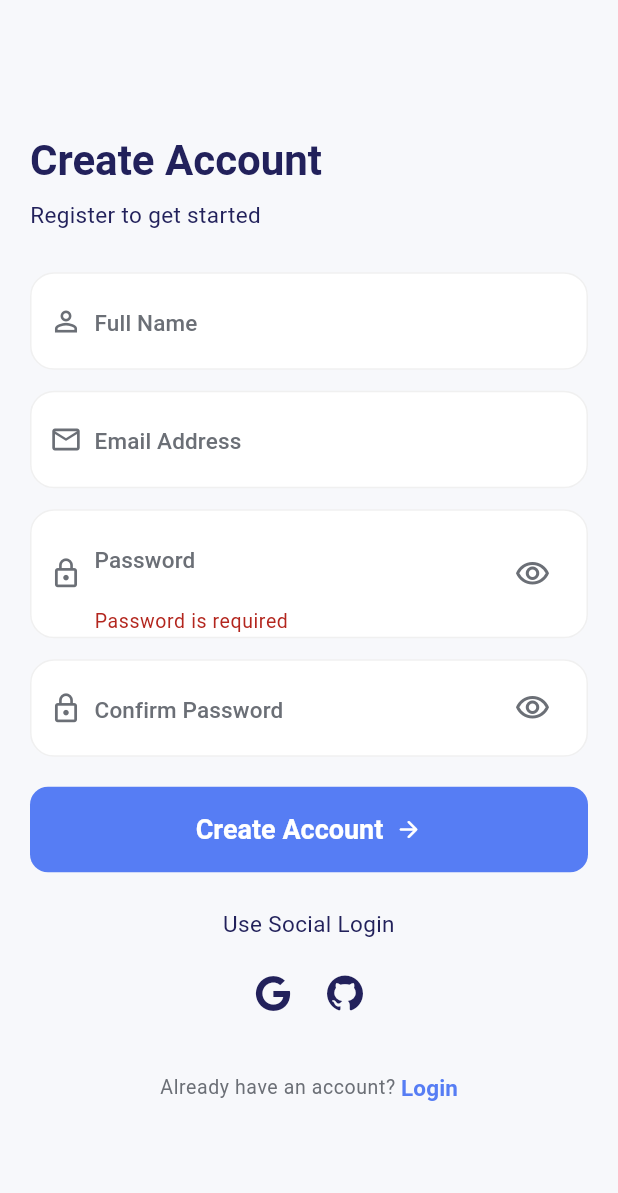
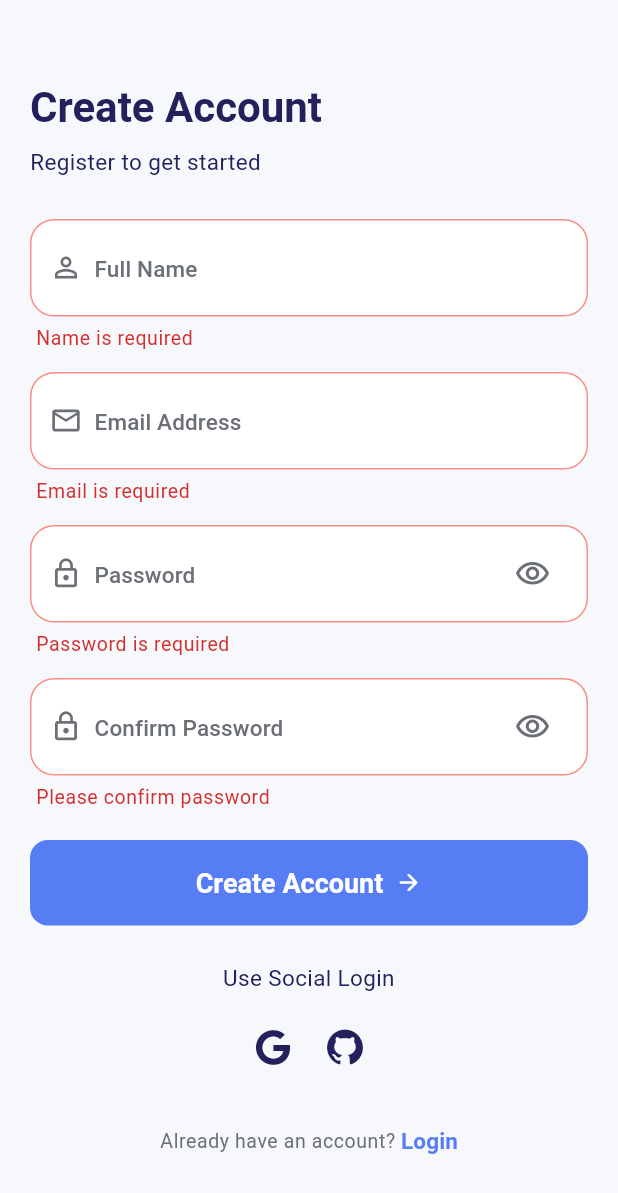
Before and after one commit to Alfian57/file-pod, a Flutter app: the RegisterScreen screen opened by its route, after a tap on "Create Account", on a phone screen of 412 x 824 dp. Shown: the top 1193 px of the screen. Run offline on Flutter 3.47's test engine with Material 3 defaults, Android fonts, the phone set to English and light mode, and no system bars; our stand-ins replace chopper, dartz, equatable, flutter_dotenv, flutter_riverpod, flutter_secure_storage and 3 more; accounts and stored records are empty; generated files the repository leaves out were written again; Roboto replaces fonts that are missing (Questrial).

Commit message:
feat: login and register api integration

```diff
--- a/lib/core/widgets/app_input.dart
+++ b/lib/core/widgets/app_input.dart
@@ -1,6 +1,6 @@
 import 'package:flutter/material.dart';
 
-class AppInput extends StatelessWidget {
+class AppInput extends StatefulWidget {
   const AppInput({
     super.key,
     required this.hintText,
@@ -9,6 +9,7 @@ class AppInput extends StatelessWidget {
     this.suffix,
     this.keyboardType,
     this.validator,
+    this.controller,
   });
 
   final String hintText;
@@ -17,39 +18,102 @@ class AppInput extends StatelessWidget {
   final Widget? suffix;
   final TextInputType? keyboardType;
   final String? Function(String?)? validator;
+  final TextEditingController? controller;
+
+  @override
+  State<AppInput> createState() => _AppInputState();
+}
+
+class _AppInputState extends State<AppInput> {
+  late final TextEditingController _internalController;
+  bool _ownsController = false;
+  final FocusNode _focusNode = FocusNode();
+
+  @override
+  void initState() {
+    super.initState();
+    if (widget.controller == null) {
+      _internalController = TextEditingController();
+      _ownsController = true;
+    } else {
+      _internalController = widget.controller!;
+    }
+  }
+
+  @override
+  void dispose() {
+    if (_ownsController) _internalController.dispose();
+    _focusNode.dispose();
+    super.dispose();
+  }
 
   @override
   Widget build(BuildContext context) {
     final t = Theme.of(context).textTheme;
 
-    return Container(
+    return FormField<String>(
+      validator: widget.validator,
+      autovalidateMode: AutovalidateMode.onUserInteraction,
+      builder: (state) {
+        final hasError =
+            state.hasError && (state.errorText?.isNotEmpty ?? false);
+        return Column(
+          crossAxisAlignment: CrossAxisAlignment.start,
+          children: [
+            Container(
               decoration: BoxDecoration(
                 color: Colors.white,
                 borderRadius: BorderRadius.circular(16),
-        border: Border.all(color: Colors.grey.withAlpha(40)),
+                border: Border.all(
+                  color: hasError
+                      ? Colors.red.withValues(alpha: 0.6)
+                      : Colors.grey.withAlpha(40),
+                ),
               ),
               padding: const EdgeInsets.symmetric(horizontal: 12, vertical: 2),
               child: Row(
                 children: [
-          Icon(icon, size: 22, color: const Color(0xFF6B6F76)),
+                  Icon(widget.icon, size: 22, color: const Color(0xFF6B6F76)),
                   const SizedBox(width: 8),
                   Expanded(
-            child: TextFormField(
-              obscureText: obscureText,
-              keyboardType: keyboardType,
+                    child: GestureDetector(
+                      onTap: () {
+                        if (!_focusNode.hasFocus) _focusNode.requestFocus();
+                      },
+                      child: TextField(
+                        focusNode: _focusNode,
+                        controller: _internalController,
+                        obscureText: widget.obscureText,
+                        keyboardType: widget.keyboardType,
+                        onChanged: state.didChange,
                         decoration: InputDecoration(
-                hintText: hintText,
+                          hintText: widget.hintText,
                           hintStyle: t.titleSmall,
                           border: InputBorder.none,
                           isCollapsed: true,
-                contentPadding: const EdgeInsets.symmetric(vertical: 16),
-              ),
-              validator: validator,
+                          contentPadding: const EdgeInsets.symmetric(
+                            vertical: 16,
                           ),
                         ),
-          if (suffix != null) suffix!,
+                      ),
+                    ),
+                  ),
+                  if (widget.suffix != null) widget.suffix!,
                 ],
               ),
+            ),
+            if (hasError) const SizedBox(height: 6),
+            if (hasError)
+              Padding(
+                padding: const EdgeInsets.symmetric(horizontal: 4),
+                child: Text(
+                  state.errorText!,
+                  style: t.bodySmall?.copyWith(color: Colors.red[700]),
+                ),
+              ),
+          ],
+        );
+      },
     );
   }
 }
--- /dev/null
+++ b/lib/features/auth/data/models/user_model.dart
@@ -0,0 +1,32 @@
+import 'package:file_pod/features/auth/domain/entities/user_entity.dart';
+
+class UserModel extends UserEntity {
+  const UserModel({
+    required super.id,
+    required super.name,
+    required super.email,
+    required super.password,
+  });
+
+  factory UserModel.fromJson(Map<String, dynamic> json) {
+    return UserModel(
+      id: json['id'] as String,
+      name: json['name'] as String,
+      email: json['email'] as String,
+      password: json['password'] as String,
+    );
+  }
+
+  Map<String, dynamic> toJson() {
+    return {'id': id, 'name': name, 'email': email, 'password': password};
+  }
+
+  factory UserModel.fromEntity(UserEntity entity) {
+    return UserModel(
+      id: entity.id,
+      name: entity.name,
+      email: entity.email,
+      password: entity.password,
+    );
+  }
+}
--- /dev/null
+++ b/lib/features/auth/domain/entities/user_entity.dart
@@ -0,0 +1,18 @@
+import 'package:equatable/equatable.dart';
+
+class UserEntity extends Equatable {
+  const UserEntity({
+    required this.id,
+    required this.name,
+    required this.email,
+    required this.password,
+  });
+
+  final String id;
+  final String name;
+  final String email;
+  final String password;
+
+  @override
+  List<Object?> get props => [id, name, email, password];
+}
--- /dev/null
+++ b/lib/features/auth/domain/repositories/auth_repository.dart
@@ -0,0 +1,12 @@
+import 'package:dartz/dartz.dart';
+import 'package:file_pod/features/auth/domain/entities/user_entity.dart';
+
+abstract class AuthRepository {
+  Future<Either<String, Unit>> loginWithEmailAndPassword(
+    String email,
+    String password,
+  );
+  Future<Either<String, Unit>> register(UserEntity user);
+  Future<Either<String, Unit>> logout();
+  Future<Either<String, UserEntity>> getCurrentUser();
+}
--- a/lib/features/auth/presentation/widgets/register_form.dart
+++ b/lib/features/auth/presentation/widgets/register_form.dart
@@ -1,19 +1,70 @@
+import 'package:file_pod/core/configs/router-configs/route_names.dart';
 import 'package:file_pod/core/widgets/app_button.dart';
 import 'package:file_pod/core/widgets/app_input.dart';
 import 'package:flutter/material.dart';
+import 'package:flutter_riverpod/flutter_riverpod.dart';
+import 'package:file_pod/features/auth/presentation/controllers/auth_controller.dart';
+import 'package:file_pod/features/auth/domain/entities/user_entity.dart';
+import 'package:go_router/go_router.dart';
 
-class RegisterForm extends StatefulWidget {
+class RegisterForm extends ConsumerStatefulWidget {
   const RegisterForm({super.key});
 
   @override
-  State<RegisterForm> createState() => _RegisterFormState();
+  ConsumerState<RegisterForm> createState() => _RegisterFormState();
 }
 
-class _RegisterFormState extends State<RegisterForm> {
+class _RegisterFormState extends ConsumerState<RegisterForm> {
   final _formKey = GlobalKey<FormState>();
 
   bool _obscurePassword = true;
   bool _obscureConfirm = true;
+
+  final _nameController = TextEditingController();
+  final _emailController = TextEditingController();
+  final _passwordController = TextEditingController();
+  final _confirmController = TextEditingController();
+
+  @override
+  void dispose() {
+    _nameController.dispose();
+    _emailController.dispose();
+    _passwordController.dispose();
+    _confirmController.dispose();
+    super.dispose();
+  }
+
+  void onSubmit() async {
+    if (_formKey.currentState?.validate() ?? false) {
+      final user = UserEntity(
+        id: '',
+        name: _nameController.text.trim(),
+        email: _emailController.text.trim(),
+        password: _passwordController.text,
+      );
+
+      final res = await ref
+          .read(authControllerProvider.notifier)
+          .register(user);
+
+      res.fold(
+        (err) {
+          ScaffoldMessenger.of(
+            context,
+          ).showSnackBar(SnackBar(content: Text(err)));
+        },
+
+        (_) {
+          ScaffoldMessenger.of(context).showSnackBar(
+            const SnackBar(
+              content: Text('Registration successful, please login'),
+            ),
+          );
+          context.pushNamed(RouteNames.login);
+        },
+      );
+    }
+  }
 
   @override
   Widget build(BuildContext context) {
@@ -24,8 +75,10 @@ class _RegisterFormState extends State<RegisterForm> {
           AppInput(
             hintText: 'Full Name',
             icon: Icons.person_outline,
+            controller: _nameController,
             keyboardType: TextInputType.name,
             validator: (v) {
+              if (v == null || v.isEmpty) return 'Name is required';
               return null;
             },
           ),
@@ -35,8 +88,11 @@ class _RegisterFormState extends State<RegisterForm> {
           AppInput(
             hintText: 'Email Address',
             icon: Icons.email_outlined,
+            controller: _emailController,
             keyboardType: TextInputType.emailAddress,
             validator: (v) {
+              if (v == null || v.isEmpty) return 'Email is required';
+              if (!v.contains('@')) return 'Invalid email';
               return null;
             },
           ),
@@ -46,6 +102,7 @@ class _RegisterFormState extends State<RegisterForm> {
           AppInput(
             hintText: 'Password',
             icon: Icons.lock_outline,
+            controller: _passwordController,
             obscureText: _obscurePassword,
             suffix: IconButton(
               onPressed: () =>
@@ -69,6 +126,7 @@ class _RegisterFormState extends State<RegisterForm> {
           AppInput(
             hintText: 'Confirm Password',
             icon: Icons.lock_outline,
+            controller: _confirmController,
             obscureText: _obscureConfirm,
             suffix: IconButton(
               onPressed: () =>
@@ -81,6 +139,12 @@ class _RegisterFormState extends State<RegisterForm> {
               ),
             ),
             validator: (v) {
+              if (v == null || v.isEmpty) {
+                return 'Please confirm password';
+              }
+              if (v != _passwordController.text) {
+                return 'Passwords do not match';
+              }
               return null;
             },
           ),
@@ -93,11 +157,7 @@ class _RegisterFormState extends State<RegisterForm> {
               label: 'Create Account',
               icon: Icons.arrow_forward_rounded,
               iconOnRight: true,
-              onPressed: () {
-                if (_formKey.currentState?.validate() ?? false) {
-                  // Handle register
-                }
-              },
+              onPressed: onSubmit,
             ),
           ),
         ],
--- a/lib/main.dart
+++ b/lib/main.dart
@@ -1,7 +1,9 @@
 import 'package:file_pod/app.dart';
 import 'package:flutter/material.dart';
 import 'package:flutter_riverpod/flutter_riverpod.dart';
+import 'package:flutter_dotenv/flutter_dotenv.dart';
 
-void main() {
+void main() async {
+  await dotenv.load(fileName: ".env");
   runApp(ProviderScope(child: App()));
 }
```
Also changed, not shown: lib/core/providers/api_provider.dart (added, +25 -0 lines), lib/core/providers/secure_storage_provider.dart (added, +7 -0 lines), lib/core/services/auth_service.dart (added, +18 -0 lines), lib/features/auth/data/data-source/auth_data_source.dart (added, +8 -0 lines), lib/features/auth/data/data-source/auth_data_source_impl.dart (added, +82 -0 lines), lib/features/auth/data/repositories/auth_repository_impl.dart (added, +60 -0 lines), lib/features/auth/presentation/controllers/auth_controller.dart (added, +50 -0 lines), lib/features/auth/presentation/widgets/login_form.dart (+36 -8 lines), lib/features/welcome/presentation/screens/welcome_screen.dart (+16 -2 lines), pubspec.yaml (+8 -0 lines), lib/core/services/auth_service.chopper.dart (added), pubspec.lock, 8 other files. Lines whose indentation alone changed are shown as unchanged.
